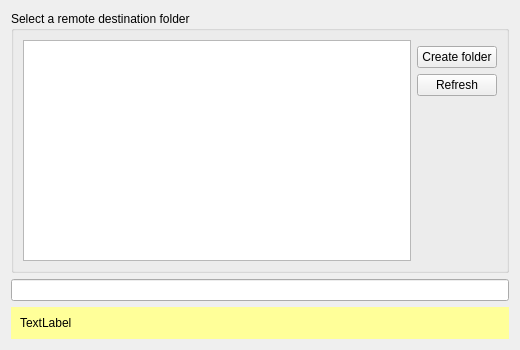
Old version of the form src/gui/folderwizardtargetpage.ui in the repository nextcloud/desktop.
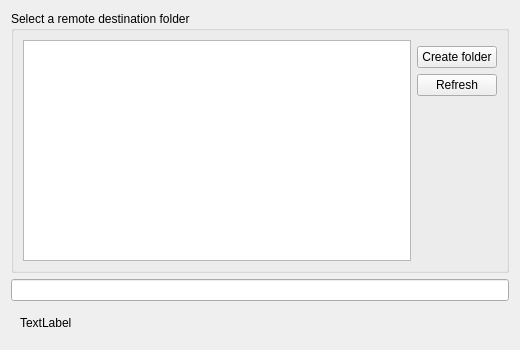
New version of the form.

Commit message:
remove hard coded white color in elements of folder wizard
fix broken white backgrounds in folder wizard when using Windows dark
mode

The edit to the form file:
```diff
--- a/src/gui/folderwizardtargetpage.ui
+++ b/src/gui/folderwizardtargetpage.ui
@@ -19,70 +19,6 @@
    </item>
    <item row="2" column="0">
     <widget class="QFrame" name="warnFrame">
-     <property name="palette">
-      <palette>
-       <active>
-        <colorrole role="Base">
-         <brush brushstyle="SolidPattern">
-          <color alpha="255">
-           <red>255</red>
-           <green>255</green>
-           <blue>255</blue>
-          </color>
-         </brush>
-        </colorrole>
-        <colorrole role="Window">
-         <brush brushstyle="SolidPattern">
-          <color alpha="255">
-           <red>255</red>
-           <green>255</green>
-           <blue>153</blue>
-          </color>
-         </brush>
-        </colorrole>
-       </active>
-       <inactive>
-        <colorrole role="Base">
-         <brush brushstyle="SolidPattern">
-          <color alpha="255">
-           <red>255</red>
-           <green>255</green>
-           <blue>255</blue>
-          </color>
-         </brush>
-        </colorrole>
-        <colorrole role="Window">
-         <brush brushstyle="SolidPattern">
-          <color alpha="255">
-           <red>255</red>
-           <green>255</green>
-           <blue>153</blue>
-          </color>
-         </brush>
-        </colorrole>
-       </inactive>
-       <disabled>
-        <colorrole role="Base">
-         <brush brushstyle="SolidPattern">
-          <color alpha="255">
-           <red>255</red>
-           <green>255</green>
-           <blue>153</blue>
-          </color>
-         </brush>
-        </colorrole>
-        <colorrole role="Window">
-         <brush brushstyle="SolidPattern">
-          <color alpha="255">
-           <red>255</red>
-           <green>255</green>
-           <blue>153</blue>
-          </color>
-         </brush>
-        </colorrole>
-       </disabled>
-      </palette>
-     </property>
      <property name="autoFillBackground">
       <bool>true</bool>
      </property>
```
The commit also changes 1 other file.
